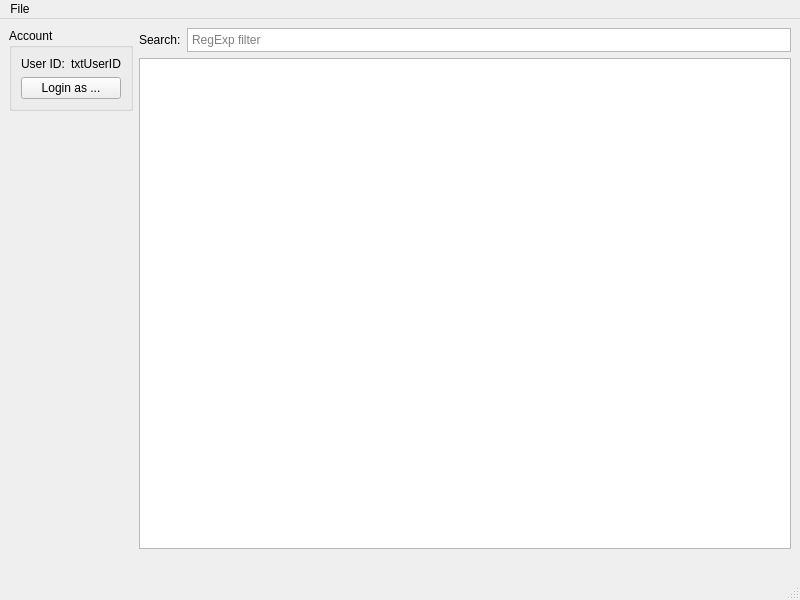
The window that ui/mainwindow.ui (SharkyRawr/matrix-changemyname) describes before a commit, drawn with Qt 5.
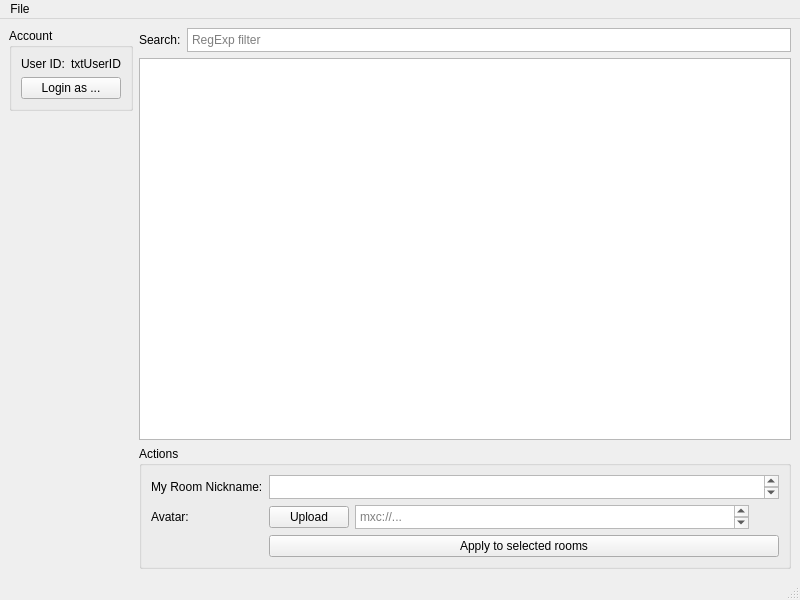
The same window after the commit.

Commit message: avatar uploading and preview

Diff of the .ui file:
```diff
--- a/ui/mainwindow.ui
+++ b/ui/mainwindow.ui
@@ -106,17 +106,108 @@
        </widget>
       </item>
       <item>
-       <spacer name="horizontalSpacer">
-        <property name="orientation">
-         <enum>Qt::Horizontal</enum>
+       <widget class="QGroupBox" name="groupBox_2">
+        <property name="title">
+         <string>Actions</string>
         </property>
-        <property name="sizeHint" stdset="0">
-         <size>
-          <width>40</width>
-          <height>20</height>
-         </size>
-        </property>
-       </spacer>
+        <layout class="QFormLayout" name="formLayout_2">
+         <item row="0" column="0">
+          <widget class="QLabel" name="label_3">
+           <property name="text">
+            <string>My Room Nickname:</string>
+           </property>
+          </widget>
+         </item>
+         <item row="0" column="1">
+          <widget class="QPlainTextEdit" name="txtRoomNickname">
+           <property name="sizePolicy">
+            <sizepolicy hsizetype="Expanding" vsizetype="Preferred">
+             <horstretch>0</horstretch>
+             <verstretch>0</verstretch>
+            </sizepolicy>
+           </property>
+           <property name="maximumSize">
+            <size>
+             <width>16777215</width>
+             <height>24</height>
+            </size>
+           </property>
+          </widget>
+         </item>
+         <item row="1" column="0">
+          <widget class="QLabel" name="label_4">
+           <property name="text">
+            <string>Avatar:</string>
+           </property>
+          </widget>
+         </item>
+         <item row="1" column="1">
+          <layout class="QHBoxLayout" name="horizontalLayout_4">
+           <item>
+            <widget class="QPushButton" name="cmdUploadAvatar">
+             <property name="text">
+              <string>Upload</string>
+             </property>
+            </widget>
+           </item>
+           <item>
+            <widget class="QPlainTextEdit" name="txtRoomAvatarMXC">
+             <property name="sizePolicy">
+              <sizepolicy hsizetype="Expanding" vsizetype="Fixed">
+               <horstretch>0</horstretch>
+               <verstretch>0</verstretch>
+              </sizepolicy>
+             </property>
+             <property name="maximumSize">
+              <size>
+               <width>16777215</width>
+               <height>24</height>
+              </size>
+             </property>
+             <property name="placeholderText">
+              <string>mxc://...</string>
+             </property>
+            </widget>
+           </item>
+           <item>
+            <widget class="QLabel" name="picAvatar">
+             <property name="sizePolicy">
+              <sizepolicy hsizetype="Preferred" vsizetype="Preferred">
+               <horstretch>0</horstretch>
+               <verstretch>0</verstretch>
+              </sizepolicy>
+             </property>
+             <property name="minimumSize">
+              <size>
+               <width>24</width>
+               <height>24</height>
+              </size>
+             </property>
+             <property name="maximumSize">
+              <size>
+               <width>256</width>
+               <height>256</height>
+              </size>
+             </property>
+             <property name="text">
+              <string/>
+             </property>
+             <property name="scaledContents">
+              <bool>true</bool>
+             </property>
+            </widget>
+           </item>
+          </layout>
+         </item>
+         <item row="2" column="1">
+          <widget class="QPushButton" name="cmdApply">
+           <property name="text">
+            <string>Apply to selected rooms</string>
+           </property>
+          </widget>
+         </item>
+        </layout>
+       </widget>
       </item>
      </layout>
     </item>
```
Left out of the diff: 4 changed lines with no effect on the pictures. The commit also changes 3 other files.
